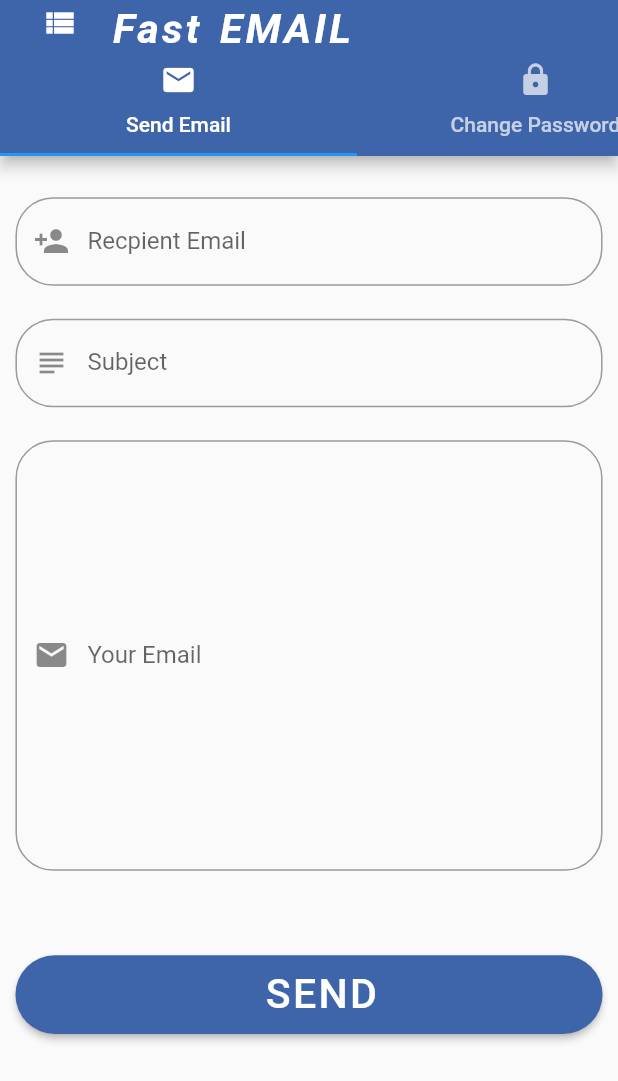
After one commit to Achintha444/SimpleEmailFlutterApp, a Flutter app: the ThirdInterface screen opened directly, on a phone screen of 412 x 824 dp. The commit adds this screen. Shown: the top 1081 px of the screen. Run offline on Flutter 3.47's test engine with Material 2 defaults, Android fonts, the phone set to English and light mode, and no system bars; our stand-ins replace firebase_auth, google_sign_in; missing offline and left inert: mailer; accounts and stored records are empty.

```diff
--- a/lib/Constants/Layout/InputTextField.dart
+++ b/lib/Constants/Layout/InputTextField.dart
@@ -8,15 +8,18 @@ class InputTextField extends StatelessWidget {
   String _labelText;
   Icon _icon;
   Color _borederColor = StaticContants.secondaryDarkerColor;
+  String _helperText;
   InputTextField(
       {TextEditingController controller,
       bool obscure,
       String labelText,
+      String helperText = "",
       Icon icon = null}) {
     this._controller = controller;
     this._obscure = obscure;
     this._labelText = labelText;
     this._icon = icon;
+    this._helperText = helperText;
   }
 
   @override
@@ -24,16 +27,19 @@ class InputTextField extends StatelessWidget {
     return new TextField(
       controller: this._controller,
       cursorColor: StaticContants.secondaryDarkerColor,
+     // keyboardType: TextInputType.multiline,
+     // maxLines: null,
       decoration: new InputDecoration(
           focusColor: StaticContants.secondaryDarkerColor,
           hoverColor: StaticContants.secondaryLighterColor,
           fillColor: StaticContants.secondaryDarkerColor,
-          helperText: "Enter your emails password",
+          helperText: this._helperText,
           //icon: this._icon,
           prefixIcon: this._icon,
           //hintText: "Enter the password",
           labelText: this._labelText,
           //alignLabelWithHint: true,
+
           border: new OutlineInputBorder(
             borderRadius: new BorderRadius.circular(25),
             borderSide: new BorderSide(
@@ -44,5 +50,6 @@ class InputTextField extends StatelessWidget {
       textAlign: TextAlign.left,
       obscureText: this._obscure,
     );
+
   }
 }
--- a/lib/PasswordChangeInterface.dart
+++ b/lib/PasswordChangeInterface.dart
@@ -34,9 +34,11 @@ class PasswordChangeInterface extends StatelessWidget {
             ),
             child: new InputTextField(
               controller: _passwordController,
+
               icon: Icon(Icons.lock),
               labelText: "Enter the Password",
               obscure: true,
+              helperText: "Enter your accounts password",
             ),
           ),
           new Container(
--- a/lib/ThirdInterface/BodyOf.dart
+++ b/lib/ThirdInterface/BodyOf.dart
@@ -1,4 +1,5 @@
 import 'package:email_flutter_app/Constants/StaticContants.dart';
+import 'package:email_flutter_app/ThirdInterface/EmailOf.dart';
 import 'package:flutter/material.dart';
 import 'package:flutter/material.dart' as prefix0;
 
@@ -76,6 +77,7 @@ class BodyOf extends StatelessWidget {
       drawer: new DrawerOf(),
       body: new TabBarView(
         children: <Widget>[
+          //new EmailOf(),
           new Container(),
           new PasswordChangeInterface(
             login: _login,
--- /dev/null
+++ b/lib/ThirdInterface/EmailOf.dart
@@ -0,0 +1,105 @@
+import 'package:email_flutter_app/Constants/Layout/InputTextField.dart';
+import 'package:email_flutter_app/Constants/StaticContants.dart';
+import 'package:flutter/material.dart';
+import 'package:flutter/material.dart' as prefix0;
+
+class EmailOf extends StatefulWidget {
+  @override
+  _EmailOfState createState() => _EmailOfState();
+}
+
+class _EmailOfState extends State<EmailOf> {
+  TextEditingController _reicpentController = new TextEditingController();
+  TextEditingController _subjectController = new TextEditingController();
+  TextEditingController _emailController = new TextEditingController();
+  @override
+  Widget build(BuildContext context) {
+    double _height = MediaQuery.of(context).size.height;
+    double _width = MediaQuery.of(context).size.width;
+    return new SingleChildScrollView(
+      child: Container(
+        margin: EdgeInsets.only(
+          top: _height / 30,
+          left: _width / 40,
+          right: _width / 40,
+        ),
+        child: new Column(
+          children: <Widget>[
+            new InputTextField(
+              controller: _reicpentController,
+              icon: Icon(Icons.person_add),
+              labelText: "Recpient Email",
+              obscure: false,
+            ),
+            new InputTextField(
+              controller: _reicpentController,
+              icon: Icon(Icons.subject),
+              labelText: "Subject",
+              obscure: false,
+            ),
+            new SizedBox(
+              height: _height / 2.5,
+              child: new TextField(
+                controller: _emailController,
+                cursorColor: StaticContants.secondaryDarkerColor,
+                keyboardType: TextInputType.multiline,
+                //minLines:4,
+                maxLines: (_height / 60).toInt(),
+                decoration:new InputDecoration(
+
+                    focusColor: StaticContants.secondaryDarkerColor,
+                    hoverColor: StaticContants.secondaryLighterColor,
+                    fillColor: StaticContants.secondaryDarkerColor,
+                    prefixIcon: Icon(Icons.email),
+                    labelText: "Your Email",
+                    border: new OutlineInputBorder(
+                      borderRadius: new BorderRadius.circular(25),
+                      borderSide: new BorderSide(
+                        color: StaticContants.secondaryDarkerColor,
+                      ),
+                      gapPadding: 5,
+                    )),
+                textAlign: TextAlign.left,
+              ),
+            ),
+            new Container(
+              padding: EdgeInsets.only(top: _width / 30, bottom: _width / 30),
+              child: new RaisedButton(
+                child: new Row(
+                  mainAxisAlignment: MainAxisAlignment.center,
+                  crossAxisAlignment: CrossAxisAlignment.center,
+                  children: <Widget>[
+                    new Container(
+                      padding: EdgeInsets.only(left: _width / 25),
+                      child: new Text(
+                        "SEND",
+                        style: new TextStyle(
+                          color: StaticContants.backgroundColor,
+                          fontSize: _height / 30,
+                          letterSpacing: 1.5,
+                          wordSpacing: 2,
+                          fontWeight: FontWeight.w500,
+                        ),
+                      ),
+                    ),
+                  ],
+                ),
+                shape: new RoundedRectangleBorder(
+                  borderRadius: BorderRadius.circular(30),
+                ),
+                onPressed: () {
+                  null;
+                },
+                color: StaticContants.mainColor,
+                padding: EdgeInsets.only(
+                  top: _height / 80,
+                  bottom: _height / 80,
+                ),
+              ),
+            ),
+          ],
+        ),
+      ),
+    );
+  }
+}
--- a/lib/ThirdInterface/ThirdInterface.dart
+++ b/lib/ThirdInterface/ThirdInterface.dart
@@ -1,6 +1,8 @@
 import 'package:email_flutter_app/Constants/StaticContants.dart';
 import 'package:email_flutter_app/PasswordChangeInterface.dart';
 import 'package:email_flutter_app/ThirdInterface/BodyOf.dart';
+import 'package:email_flutter_app/ThirdInterface/Drawer.dart';
+import 'package:email_flutter_app/ThirdInterface/EmailOf.dart';
 import 'package:flutter/material.dart';
 
 class ThirdInterface extends StatefulWidget {
@@ -9,19 +11,86 @@ class ThirdInterface extends StatefulWidget {
 }
 
 class _ThirdInterdfaceState extends State<ThirdInterface> {
+  static GlobalKey<ScaffoldState> _scaffoldKey = new GlobalKey<ScaffoldState>();
+  void _login(BuildContext tempContext) {
+    print("adsda");
+  }
+
   @override
   Widget build(BuildContext context) {
     double _height = MediaQuery.of(context).size.height;
     double _width = MediaQuery.of(context).size.width;
 
-
-
-    void _iconButton(BuildContext tempContext) =>
-        Scaffold.of(context).openDrawer();
-
     return new DefaultTabController(
       length: 2,
-      child: new BodyOf(),
+      child: new Scaffold(
+        key: _scaffoldKey,
+        appBar: new AppBar(
+          backgroundColor: StaticContants.mainColor,
+          automaticallyImplyLeading: false,
+          title: new Container(
+            child: new Row(
+              children: <Widget>[
+                new IconButton(
+                  icon: Icon(
+                    Icons.view_list,
+                    color: StaticContants.backgroundColor,
+                  ),
+                  onPressed: () {
+                    _scaffoldKey.currentState.openDrawer();
+                  },
+                ),
+                new Container(
+                  padding: EdgeInsets.only(top: _height / 90),
+                  child: new Container(
+                    margin: EdgeInsets.only(left: _width / 40),
+                    child: new Text(
+                      "Fast EMAIL",
+                      textAlign: TextAlign.center,
+                      style: new TextStyle(
+                          color: StaticContants.backgroundColor,
+                          fontSize: _height / 30,
+                          letterSpacing: 2,
+                          wordSpacing: 3,
+                          fontWeight: FontWeight.w700,
+                          fontStyle: FontStyle.italic),
+                    ),
+                  ),
+                ),
+              ],
+            ),
+          ),
+          bottom: new TabBar(
+            isScrollable: true,
+            tabs: <Widget>[
+              new Container(
+                width: _width / 2,
+                child: new Tab(
+                  text: "Send Email",
+                  icon: Icon(Icons.email),
+                ),
+              ),
+              new Container(
+                width: _width / 2,
+                child: new Tab(
+                  text: "Change Password",
+                  icon: Icon(Icons.lock),
+                ),
+              ),
+            ],
+          ),
+        ),
+        drawer: new DrawerOf(),
+        body: new TabBarView(
+          children: <Widget>[
+            //new EmailOf(),
+            new EmailOf(),
+            new PasswordChangeInterface(
+              login: _login,
+            ),
+          ],
+        ),
+      ),
     );
   }
 }
--- a/lib/main.dart
+++ b/lib/main.dart
@@ -1,4 +1,5 @@
 import 'package:flutter/material.dart';
+import 'package:flutter/services.dart';
 
 import 'package:mailer/mailer.dart';
 import 'package:mailer/smtp_server.dart';
@@ -31,11 +32,34 @@ class FirstInterface extends StatelessWidget {
     );
   }
 
+  Future<bool> _exitApp(BuildContext context) {
+  return showDialog(
+        context: context,
+        child: new AlertDialog(
+          title: new Text('Do you want to exit this application?'),
+          content: new Text('We hate to see you leave...'),
+          actions: <Widget>[
+            new FlatButton(
+              onPressed: () => Navigator.of(context).pop(false),
+              child: new Text('No'),
+            ),
+            new FlatButton(
+              onPressed: () => SystemNavigator.pop(),
+              child: new Text('Yes'),
+            ),
+          ],
+        ),
+      ) ??
+      false;
+}
+
   @override
   Widget build(BuildContext context) {
     double _height = MediaQuery.of(context).size.height;
     double _width = MediaQuery.of(context).size.width;
-    return new Scaffold(
+    return new WillPopScope(
+      onWillPop: ()=>_exitApp(context),
+      child: new Scaffold(
         body: new Container(
           //padding: EdgeInsets.only(top: _height / 18),
           color: StaticContants.backgroundColor,
@@ -61,7 +85,6 @@ class FirstInterface extends StatelessWidget {
                       fontWeight: FontWeight.w900,
                       fontStyle: FontStyle.italic),
                 ),
-
               ),
               new Container(
                 padding: EdgeInsets.only(
@@ -113,7 +136,9 @@ class FirstInterface extends StatelessWidget {
                   shape: new RoundedRectangleBorder(
                     borderRadius: BorderRadius.circular(30),
                   ),
-                onPressed: () {_login(context);},
+                  onPressed: () {
+                    _login(context);
+                  },
                   color: StaticContants.mainColor,
                   padding: EdgeInsets.only(
                     top: _height / 80,
@@ -124,6 +149,7 @@ class FirstInterface extends StatelessWidget {
             ],
           ),
         ),
+      ),
     );
   }
 }
```
Lines whose indentation alone changed are shown as unchanged.
